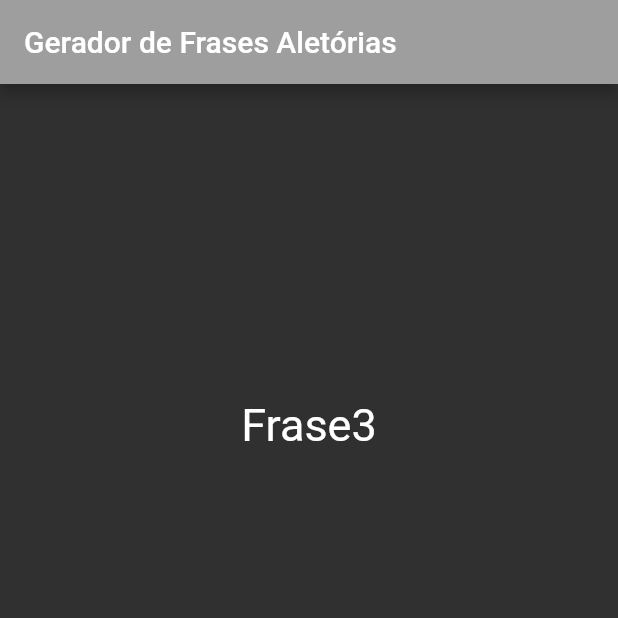
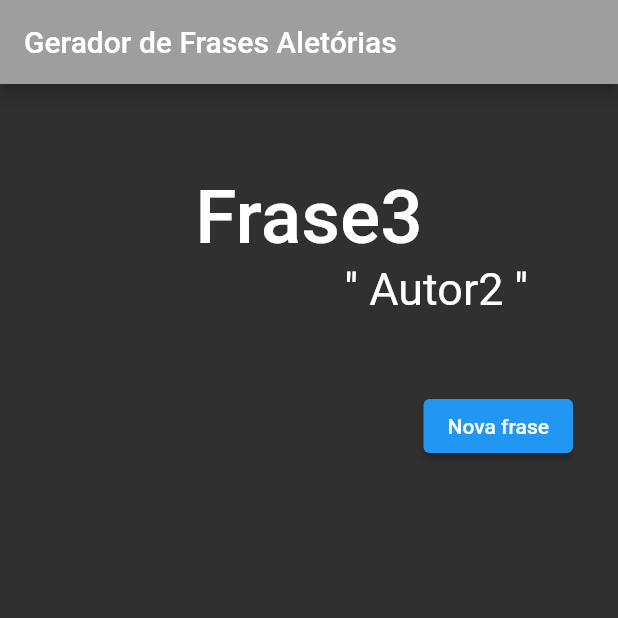
Before and after one commit to Cereser01/Random_Phrase_Generator, a Flutter app: the screen it shows after launch, on a phone screen of 412 x 824 dp, the top half of it. Run offline on Flutter 3.47's test engine with Material 2 defaults, Android fonts, the phone set to English and light mode, and no system bars.

Commit message:
Adicionei o botão para mostrar nova frase

```diff
--- a/frases_aletorias_app/lib/Home.dart
+++ /dev/null
@@ -1,49 +0,0 @@
-import 'package:flutter/material.dart';
-import "dart:math";
-
-class Home extends StatelessWidget {
-
-  final List<String> listaFrases = [
-    "Frase1",
-    "Frase2",
-    "Frase3",
-    "Frase4",
-    "Frase5",
-    "Frase6",
-    "Frase7"
-  ];
-
-  final List<String> listaAutores = [
-    "Autor1",
-    "Autor2"
-  ];
-
-  final _random = new Random();
-
-  Home({Key? key}) : super(key: key);
-  @override
-  Widget build(BuildContext context) {
-    return Scaffold(
-      appBar: AppBar(
-          centerTitle: false,
-          title: Text("Gerador de Frases Aletórias"),
-          backgroundColor: Colors.grey,
-      ),
-      body: Center(
-        child: Column(
-          children: [
-            Padding(
-                padding: EdgeInsets.fromLTRB(20, 200, 20, 10)
-            ),
-            Text(listaFrases[_random.nextInt(listaFrases.length)],
-              style: TextStyle(
-                fontSize: 30,
-                fontWeight: FontWeight.normal,
-              ),
-            ),
-          ],
-        ),
-      ),
-    );
-  }
-}
--- /dev/null
+++ b/frases_aletorias_app/lib/home.dart
@@ -0,0 +1,95 @@
+import 'package:flutter/material.dart';
+import "dart:math";
+
+class Home extends StatefulWidget{
+  const Home({Key? key}) : super(key: key);
+
+  @override
+  State<Home> createState() => _HomeState();
+}
+
+class _HomeState extends State<Home> {
+
+  final List<String> listaFrases = [
+    "Frase1",
+    "Frase2",
+    "Frase3",
+    "Frase4",
+    "Frase5",
+    "Frase6",
+    "Frase7"
+  ];
+
+  final List<String> listaAutores = [
+    "Autor1",
+    "Autor2"
+  ];
+
+  var _random = Random();
+  var _previous;
+
+  @override
+  Widget build(BuildContext context) {
+    return Scaffold(
+      appBar: AppBar(
+          centerTitle: false,
+          title: const Text("Gerador de Frases Aletórias"),
+          backgroundColor: Colors.grey,
+      ),
+      body: Center(
+        child: Padding(
+          padding: const EdgeInsets.all(30),
+          child: ListView(
+            children: [
+
+              Container(
+                //Frase aleatória
+                alignment: Alignment.center,
+                padding: const EdgeInsets.only(top: 30),
+                child: Text(
+                  listaFrases[_random.nextInt(listaFrases.length)],
+                  style: const TextStyle(
+                    color: Colors.white,
+                    fontWeight: FontWeight.w500,
+                    fontSize: 50,
+                  ),
+                ),
+              ),
+
+              Container(
+                alignment: Alignment.topRight,
+                padding: const EdgeInsets.only(right: 30),
+                child: Text(
+                  " '' " + listaAutores[_random.nextInt(listaAutores.length)] + " ''",
+                  style: const TextStyle(
+                    color: Colors.white,
+                    fontWeight: FontWeight.w400,
+                    fontSize: 30,
+                  ),
+
+                ),
+
+              ),
+
+
+              Container(
+                //Botão de mudar de frase
+                alignment: Alignment.bottomRight,
+                padding: const EdgeInsets.only(top: 50),
+                child: ElevatedButton(
+                  onPressed: (){
+                    setState(() {
+                      _random = Random();
+                    });
+                  },
+                  child: const Text("Nova frase"),
+                ),
+              ),
+
+            ],
+          )
+        ),
+      ),
+    );
+  }
+}
--- a/frases_aletorias_app/lib/main.dart
+++ b/frases_aletorias_app/lib/main.dart
@@ -1,5 +1,5 @@
 import 'package:flutter/material.dart';
-import 'Home.dart';
+import 'home.dart';
 
 void main() {
 
@@ -9,6 +9,6 @@ void main() {
     theme: ThemeData(
       brightness: Brightness.dark,
     ),
-    home: Home(),
+    home: const Home(),
   ));
 }
```
